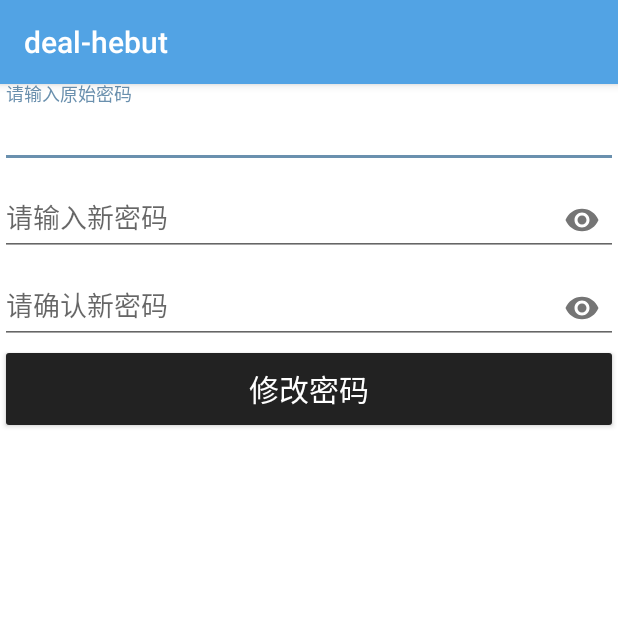
After one commit to limingao48/deal_hebut, an Android app: the PasswordActivity screen opened directly, with no data from a screen before it, on a phone screen of 412 x 824 dp, the top half of it. The commit adds this screen. Run offline under Robolectric (Android 15) with nearby library versions, the phone set to English and light mode, and no system bars; our stand-ins replace RxJava.

Commit message:
password

```diff
--- a/deal-hebut-main/api/src/main/java/xiaoqiangZzz/api/dealHebut/controller/UserController.java
+++ b/deal-hebut-main/api/src/main/java/xiaoqiangZzz/api/dealHebut/controller/UserController.java
@@ -65,7 +65,7 @@ public class UserController {
    * @param user user
    * @throws ValidationException 验证异常.
    */
-  @PutMapping("updatePassword")
+  @PostMapping("updatePassword")
   public void updatePassword(@RequestBody PasswordUser user) throws ValidationException {
     this.userService.updatePassword(user.getPassword(), user.getNewPassword());
   }
--- a/deal-hebut-main/dealhebut/app/src/main/java/com/xiaoqiangzzz/deal_hebut/conf/Const.java
+++ b/deal-hebut-main/dealhebut/app/src/main/java/com/xiaoqiangzzz/deal_hebut/conf/Const.java
@@ -3,6 +3,7 @@ package com.xiaoqiangzzz.deal_hebut.conf;
 public class Const {
     public static final String TAG = "xlui";
     public static final String placeholder = "placeholder";
+
 
     /**
      * <code>im</code> in address is the endpoint configured in server.
@@ -10,7 +11,7 @@ public class Const {
      * If you are using Genymotion, nothing else to do.
      * If you are using your own phone, just change the server address and port.
      */
-    public static final String address = "ws://192.168.31.169:8002/im/websocket";
+    public static final String address = "ws://192.168.31.249:8002/im/websocket";
 
     public static final String broadcast = "/broadcast";
     public static final String broadcastResponse = "/b";
--- a/deal-hebut-main/dealhebut/app/src/main/java/com/xiaoqiangzzz/deal_hebut/service/BaseHttpService.java
+++ b/deal-hebut-main/dealhebut/app/src/main/java/com/xiaoqiangzzz/deal_hebut/service/BaseHttpService.java
@@ -31,7 +31,7 @@ public class BaseHttpService {
 
     public static BaseHttpService baseHttpService;
 
-    public static String BASE_URL = "http://192.168.31.169:9000/";
+    public static String BASE_URL = "http://192.168.31.249:9000/";
 
 
     public static BaseHttpService getInstance() {
--- a/deal-hebut-main/dealhebut/app/src/main/java/com/xiaoqiangzzz/deal_hebut/service/UserService.java
+++ b/deal-hebut-main/dealhebut/app/src/main/java/com/xiaoqiangzzz/deal_hebut/service/UserService.java
@@ -1,4 +1,5 @@
 package com.xiaoqiangzzz.deal_hebut.service;
+import com.xiaoqiangzzz.deal_hebut.entity.OnPassword;
 import com.xiaoqiangzzz.deal_hebut.entity.User;
 
 import io.reactivex.rxjava3.subjects.BehaviorSubject;
@@ -53,4 +54,8 @@ public class UserService {
     public void updateUsername(BaseHttpService.CallBack callBack, User user) {
         httpService.post(LOCAL_URL + "user/updateUsername", user, callBack, User.class);
     }
+
+    public void updatePassword(BaseHttpService.CallBack callBack, OnPassword user) {
+        httpService.post(LOCAL_URL + "user/updatePassword", user, callBack, User.class);
+    }
 }
--- /dev/null
+++ b/deal-hebut-main/dealhebut/app/src/main/java/com/xiaoqiangzzz/deal_hebut/ui/auth/PasswordActivity.java
@@ -0,0 +1,73 @@
+package com.xiaoqiangzzz.deal_hebut.ui.auth;
+
+import android.content.Intent;
+import android.content.SharedPreferences;
+import android.view.View;
+import android.widget.Button;
+import android.widget.TextView;
+import androidx.appcompat.app.AppCompatActivity;
+import android.os.Bundle;
+import com.google.android.material.snackbar.Snackbar;
+import com.xiaoqiangzzz.deal_box.R;
+import com.xiaoqiangzzz.deal_hebut.MainActivity;
+import com.xiaoqiangzzz.deal_hebut.entity.OnPassword;
+import com.xiaoqiangzzz.deal_hebut.entity.User;
+import com.xiaoqiangzzz.deal_hebut.service.BaseHttpService;
+import com.xiaoqiangzzz.deal_hebut.service.UserService;
+
+public class PasswordActivity extends AppCompatActivity {
+
+    private final UserService userService = UserService.getInstance();
+
+    @Override
+    protected void onCreate(Bundle savedInstanceState) {
+        super.onCreate(savedInstanceState);
+        setContentView(R.layout.activity_password);
+        Button button = (Button)findViewById(R.id.change_password);
+
+        button.setOnClickListener(new View.OnClickListener() {
+            public void onClick(View v) {
+                final String password_original = ((TextView) findViewById(R.id.password_original_text)).getText().toString();
+                final String password_new1 = ((TextView) findViewById(R.id.password_new1_text)).getText().toString();
+                final String password_new2 = ((TextView) findViewById(R.id.password_new2_text)).getText().toString();
+
+                if(!password_new1.equals(password_new2)) {
+                    //两次输入密码不一致，提示错误
+                    Snackbar.make(button, "两次输入密码不一致!", Snackbar.LENGTH_SHORT).show();
+                }
+
+                else {
+
+                    OnPassword user = new OnPassword();
+                    user.setPassword(password_original);
+                    user.setNewPassword(password_new1);
+
+                    userService.updatePassword(new BaseHttpService.CallBack() {
+                        @Override
+                        public void onSuccess(BaseHttpService.HttpTask.CustomerResponse result) {
+                            if(result == null) {
+                                // 网络错误，提示错误
+                                Snackbar.make(button, "网络错误，请检查当前网络状态!", Snackbar.LENGTH_SHORT)
+                                        .show();
+                            }
+                            else if (result.getResponse().code() >= 200 && result.getResponse().code() < 300) {
+
+                                Snackbar.make(button, "修改成功!", Snackbar.LENGTH_SHORT).show();
+                                // 进入主页面
+                                Intent intent = new Intent(PasswordActivity.this, LoginActivity.class);
+                                startActivity(intent);
+                            }
+                            else {
+                                // 修改失败 提示错误
+                                Snackbar.make(button, "原密码不正确，修改失败!", Snackbar.LENGTH_SHORT)
+                                        .show();
+                            }
+                        }
+                    }, user);
+
+                }
+
+            }
+        });
+    }
+}
--- /dev/null
+++ b/deal-hebut-main/dealhebut/app/src/main/res/layout/activity_password.xml
@@ -0,0 +1,71 @@
+<?xml version="1.0" encoding="utf-8"?>
+<LinearLayout xmlns:android="http://schemas.android.com/apk/res/android"
+              xmlns:app="http://schemas.android.com/apk/res-auto"
+              android:orientation="vertical"
+              android:layout_width="match_parent"
+              android:background="#FFFFFF"
+
+
+              android:layout_height="match_parent">
+
+  <com.google.android.material.textfield.TextInputLayout
+          android:id="@+id/password_original"
+          android:layout_width="match_parent"
+          android:layout_height="wrap_content"
+          android:background="#ffffff"
+
+          android:hint="请输入原始密码">
+
+    <com.google.android.material.textfield.TextInputEditText
+            android:layout_width="match_parent"
+            android:layout_height="wrap_content"
+            android:id="@+id/password_original_text"
+            android:inputType="textPassword"
+    />
+
+  </com.google.android.material.textfield.TextInputLayout>
+
+  <com.google.android.material.textfield.TextInputLayout
+          android:id="@+id/password_new1"
+          android:layout_width="match_parent"
+          android:layout_height="wrap_content"
+          app:endIconMode="password_toggle"
+          android:background="#FFFFFF"
+
+          android:hint="请输入新密码">
+
+    <com.google.android.material.textfield.TextInputEditText
+            android:layout_width="match_parent"
+            android:layout_height="wrap_content"
+            android:id="@+id/password_new1_text"
+            android:inputType="textPassword"/>
+
+  </com.google.android.material.textfield.TextInputLayout>
+
+  <com.google.android.material.textfield.TextInputLayout
+          android:id="@+id/password_new2"
+          android:layout_width="match_parent"
+          android:layout_height="wrap_content"
+          app:endIconMode="password_toggle"
+          android:background="#FFFFFF"
+
+          android:hint="请确认新密码">
+
+    <com.google.android.material.textfield.TextInputEditText
+            android:layout_width="match_parent"
+            android:layout_height="wrap_content"
+            android:id="@+id/password_new2_text"
+            android:inputType="textPassword"/>
+
+  </com.google.android.material.textfield.TextInputLayout>
+
+  <Button
+          android:id="@+id/change_password"
+          android:layout_width="match_parent"
+          android:layout_height="60dp"
+          android:text="修改密码"
+          app:backgroundTint="@color/dark"
+          android:textColor="@color/light"
+          android:textSize="20sp"
+  />
+</LinearLayout>
--- a/deal-hebut-main/dealhebut/app/src/main/res/layout/fragment_notifications.xml
+++ b/deal-hebut-main/dealhebut/app/src/main/res/layout/fragment_notifications.xml
@@ -187,13 +187,14 @@
                 android:text="密码" />
 
             <LinearLayout
-                android:id="@+id/password"
+
                 android:layout_width="match_parent"
                 android:layout_height="wrap_content"
                 android:gravity="right">
 
 
                 <androidx.appcompat.widget.AppCompatButton
+                        android:id="@+id/change_password"
                     android:layout_width="24dp"
                     android:layout_height="wrap_content"
                     android:background="@null"
```
Also changed, not shown: deal-hebut-main/dealhebut/app/src/main/AndroidManifest.xml (+4 -3 lines), deal-hebut-main/dealhebut/app/src/main/java/com/xiaoqiangzzz/deal_hebut/entity/OnPassword.java (added, +29 -0 lines), deal-hebut-main/dealhebut/app/src/main/java/com/xiaoqiangzzz/deal_hebut/ui/notifications/NotificationsFragment.java (+15 -0 lines), 2 other files.
